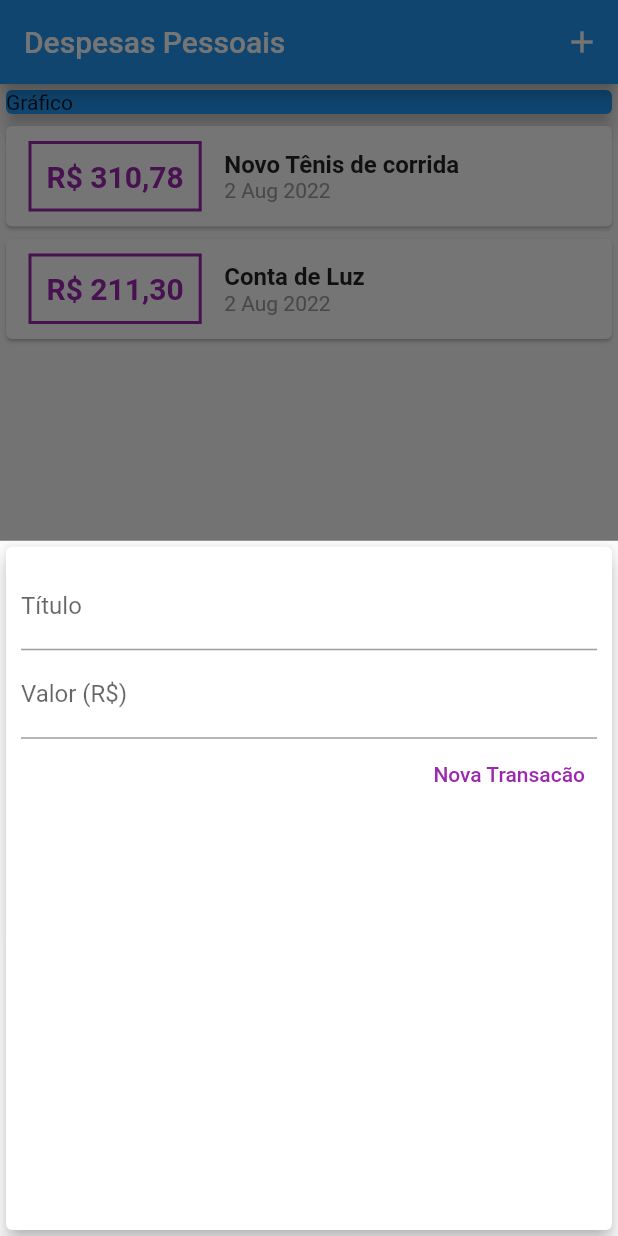
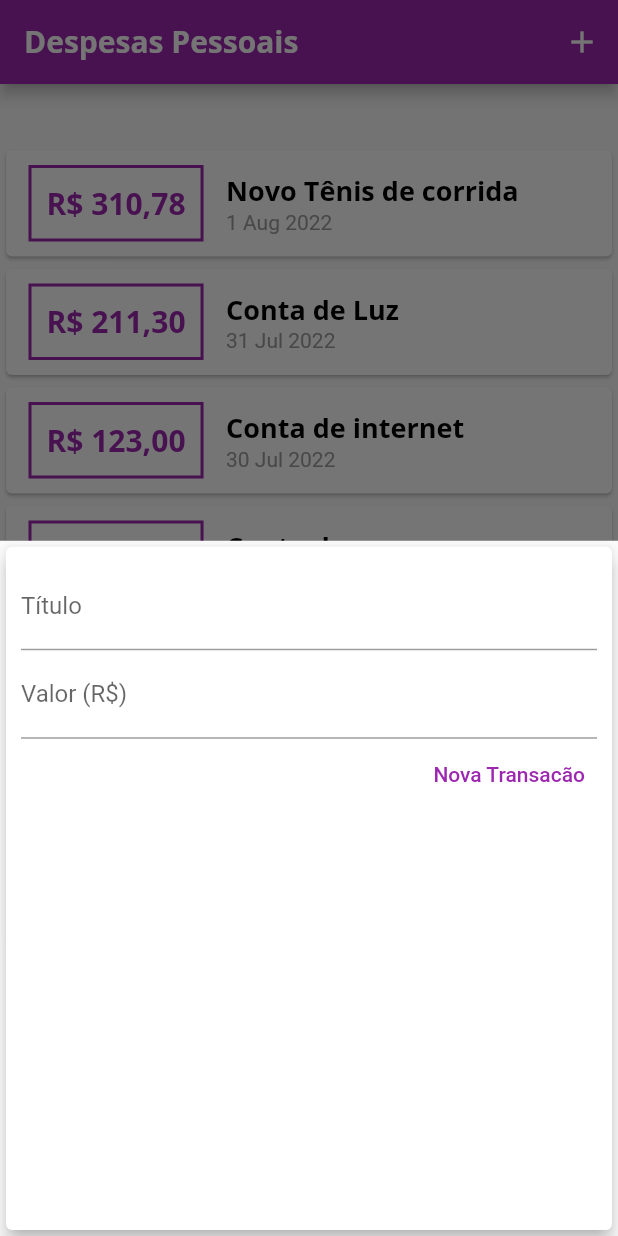
Before and after one commit to codedemonbr/expenses-flutter, a Flutter app: the screen it shows after launch, after a tap on the "add" icon, on a phone screen of 412 x 824 dp. Run offline on Flutter 3.47's test engine with Material 2 defaults, Android fonts, the phone set to English and light mode, and no system bars.

Commit message:
121.Chart Widget #02

```diff
--- /dev/null
+++ b/lib/components/chart.dart
@@ -0,0 +1,44 @@
+import 'package:expenses/models/transaction.dart';
+import 'package:flutter/material.dart';
+import 'package:intl/intl.dart';
+
+class Chart extends StatelessWidget {
+  final List<Transaction> recentTransactions;
+
+  Chart(this.recentTransactions);
+
+  List<Map<String, Object>> get groupedTransactions {
+    return List.generate(7, (index) {
+      final weekDay = DateTime.now().subtract(Duration(days: index));
+
+      double totalSum = 0.0;
+
+      for (var i = 0; i < recentTransactions.length; i++) {
+        bool sameDay = recentTransactions[i].date.day == weekDay.day;
+        bool sameMonth = recentTransactions[i].date.month == weekDay.month;
+        bool sameYear = recentTransactions[i].date.year == weekDay.year;
+
+        if (sameMonth && sameYear && sameDay) {
+          totalSum += recentTransactions[i].value;
+        }
+      }
+
+      return {
+        'day': DateFormat.E().format(weekDay)[0],
+        'value': totalSum,
+      };
+    });
+  }
+
+  @override
+  Widget build(BuildContext context) {
+    groupedTransactions;
+    return Card(
+      elevation: 6,
+      margin: EdgeInsets.all(20),
+      child: Row(
+        children: <Widget>[],
+      ),
+    );
+  }
+}
--- a/lib/components/transaction_form.dart
+++ b/lib/components/transaction_form.dart
@@ -1,12 +1,18 @@
 import 'package:flutter/material.dart';
 
-class TransactionForm extends StatelessWidget {
-  final titleController = TextEditingController();
-  final valueController = TextEditingController();
-
+class TransactionForm extends StatefulWidget {
   final void Function(String, double) onSubmit;
 
   TransactionForm(this.onSubmit, {Key? key}) : super(key: key);
+
+  @override
+  State<TransactionForm> createState() => _TransactionFormState();
+}
+
+class _TransactionFormState extends State<TransactionForm> {
+  final titleController = TextEditingController();
+
+  final valueController = TextEditingController();
 
   _submitForm() {
     final title = titleController.text;
@@ -16,7 +22,7 @@ class TransactionForm extends StatelessWidget {
       return;
     }
 
-    onSubmit(title, value);
+    widget.onSubmit(title, value);
   }
 
   @override
--- a/lib/components/transaction_list.dart
+++ b/lib/components/transaction_list.dart
@@ -11,7 +11,24 @@ class TransactionList extends StatelessWidget {
   Widget build(BuildContext context) {
     return SizedBox(
       height: 300,
-      child: ListView.builder(
+      child: transactions.isEmpty
+          ? Column(
+              children: [
+                Text(
+                  'Nenhuma transacao cadastrada',
+                  style: Theme.of(context).textTheme.headline6,
+                ),
+                SizedBox(height: 20),
+                Container(
+                  height: 200,
+                  child: Image.asset(
+                    'assets/images/waiting.png',
+                    fit: BoxFit.cover,
+                  ),
+                ),
+              ],
+            )
+          : ListView.builder(
               itemCount: transactions.length,
               itemBuilder: (ctx, index) {
                 final tr = transactions[index];
@@ -23,6 +40,7 @@ class TransactionList extends StatelessWidget {
                           NumberFormat.currency(locale: 'pt_BR', symbol: 'R\$')
                               .format(tr.value),
                           style: const TextStyle(
+                            fontFamily: 'OpenSans',
                             fontWeight: FontWeight.bold,
                             fontSize: 20,
                             color: Colors.purple,
@@ -34,7 +52,7 @@ class TransactionList extends StatelessWidget {
                         ),
                         decoration: BoxDecoration(
                           border: Border.all(
-                      color: Colors.purple,
+                            color: Theme.of(context).colorScheme.primary,
                             width: 2,
                           ),
                         ),
@@ -45,10 +63,11 @@ class TransactionList extends StatelessWidget {
                         children: [
                           Text(
                             tr.title,
-                      style: const TextStyle(
-                        fontSize: 16,
-                        fontWeight: FontWeight.bold,
-                      ),
+                            style: Theme.of(context).textTheme.headline6,
+                            // style: const TextStyle(
+                            //   fontSize: 16,
+                            //   fontWeight: FontWeight.bold,
+                            // ),
                           ),
                           Text(
                             DateFormat('d MMM y').format(tr.date),
--- a/lib/main.dart
+++ b/lib/main.dart
@@ -1,5 +1,6 @@
 import 'dart:math';
 
+import 'package:expenses/components/chart.dart';
 import 'package:expenses/components/transaction_form.dart';
 import 'package:expenses/components/transaction_list.dart';
 import 'package:expenses/models/transaction.dart';
@@ -9,9 +10,34 @@ import 'package:flutter/material.dart';
 main() => runApp(ExpensesApp());
 
 class ExpensesApp extends StatelessWidget {
+  ExpensesApp({Key? key}) : super(key: key);
+  final ThemeData tema = ThemeData();
   @override
   Widget build(BuildContext context) {
-    return MaterialApp(home: MyHomePage());
+    return MaterialApp(
+      home: MyHomePage(),
+      theme: tema.copyWith(
+        colorScheme: tema.colorScheme.copyWith(
+          primary: Colors.purple,
+          secondary: Colors.amber,
+        ),
+        textTheme: tema.textTheme.copyWith(
+          headline6: const TextStyle(
+            fontFamily: 'OpenSans',
+            fontSize: 18,
+            fontWeight: FontWeight.bold,
+            color: Colors.black,
+          ),
+        ),
+        appBarTheme: const AppBarTheme(
+          titleTextStyle: TextStyle(
+            fontFamily: 'OpenSans',
+            fontSize: 20,
+            fontWeight: FontWeight.bold,
+          ),
+        ),
+      ),
+    );
   }
 }
 
@@ -21,20 +47,46 @@ class MyHomePage extends StatefulWidget {
 }
 
 class _MyHomePageState extends State<MyHomePage> {
-  final _transactions = [
+  final List<Transaction> _transactions = [
     Transaction(
       id: 't1',
       title: 'Novo Tênis de corrida',
       value: 310.78,
-      date: DateTime.now(),
+      date: DateTime.now().subtract(Duration(days: 1)),
     ),
     Transaction(
       id: 't2',
       title: 'Conta de Luz',
       value: 211.30,
-      date: DateTime.now(),
+      date: DateTime.now().subtract(Duration(days: 2)),
+    ),
+    Transaction(
+      id: 't3',
+      title: 'Conta de internet',
+      value: 123,
+      date: DateTime.now().subtract(Duration(days: 3)),
+    ),
+    Transaction(
+      id: 't4',
+      title: 'Conta de agua',
+      value: 123,
+      date: DateTime.now().subtract(Duration(days: 4)),
+    ),
+    Transaction(
+      id: 't5',
+      title: 'Conta de agua',
+      value: 99,
+      date: DateTime.now().subtract(Duration(days: 33)),
     ),
   ];
+
+  List<Transaction> get _recentTransactions {
+    return _transactions.where((tr) {
+      return tr.date.isAfter(DateTime.now().subtract(
+        Duration(days: 7),
+      ));
+    }).toList();
+  }
 
   _addTransaction(String title, double value) {
     final newTransaction = Transaction(
@@ -47,6 +99,8 @@ class _MyHomePageState extends State<MyHomePage> {
     setState(() {
       _transactions.add(newTransaction);
     });
+
+    Navigator.of(context).pop();
   }
 
   _openTransactionFormModal(BuildContext context) {
@@ -74,13 +128,7 @@ class _MyHomePageState extends State<MyHomePage> {
         child: Column(
             crossAxisAlignment: CrossAxisAlignment.stretch,
             children: <Widget>[
-              const SizedBox(
-                child: Card(
-                  color: Colors.blue,
-                  child: Text('Gráfico'),
-                  elevation: 5,
-                ),
-              ),
+              Chart(_recentTransactions),
               TransactionList(_transactions),
             ]),
       ),
```
Also changed, not shown: pubspec.yaml (+13 -8 lines), assets/fonts/OpenSans-Bold.ttf (added), assets/fonts/OpenSans-Regular.ttf (added), assets/fonts/Quicksand-Bold.ttf (added), assets/fonts/Quicksand-Light.ttf (added), assets/fonts/Quicksand-Medium.ttf (added), assets/fonts/Quicksand-Regular.ttf (added), assets/images/waiting.png (added). Lines whose indentation alone changed are shown as unchanged.
